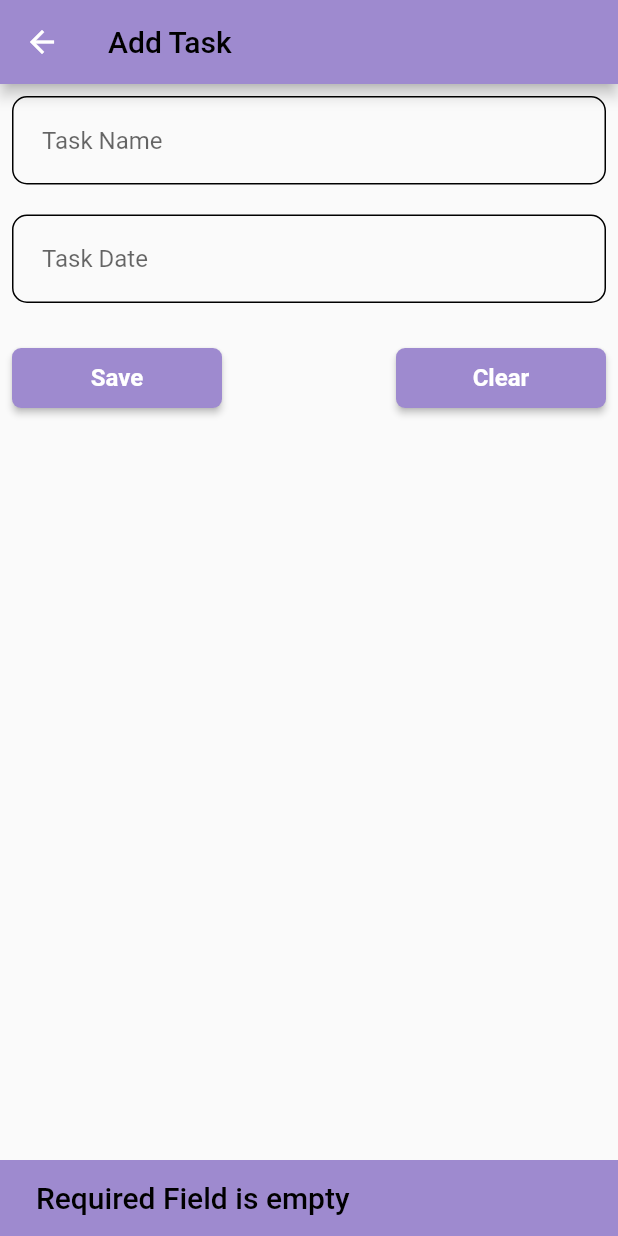
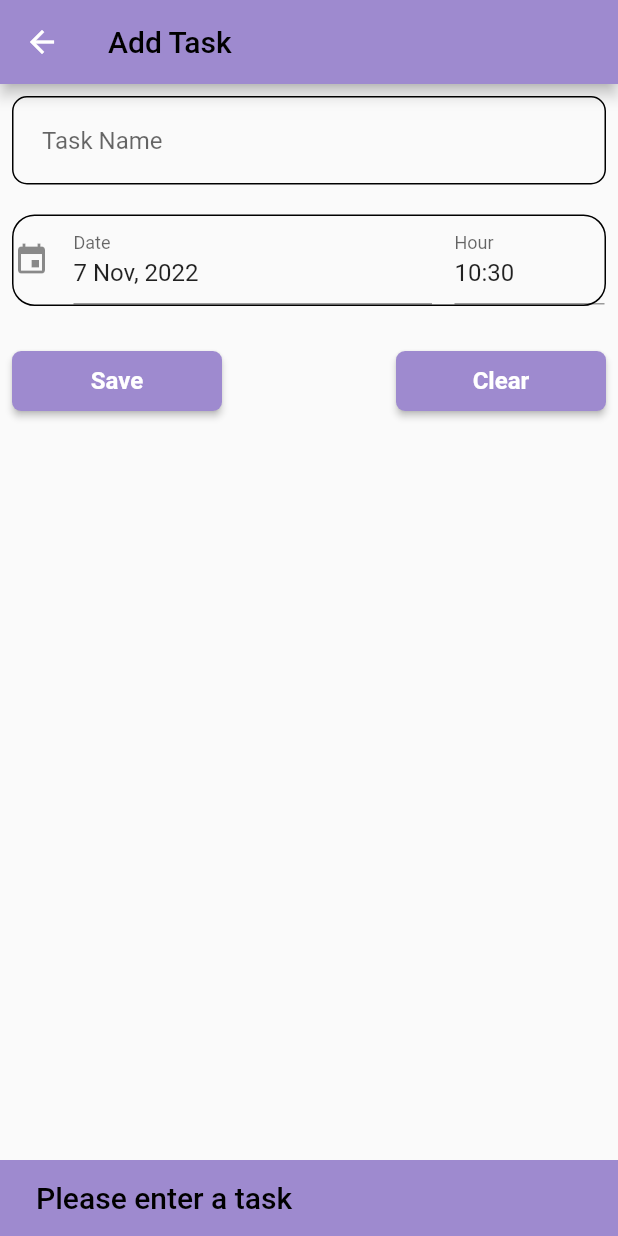
Before and after one commit to 9745108736/almulla_task_clen, a Flutter app: the AddTaskPage screen opened directly, after a tap on "Save", on a phone screen of 412 x 824 dp. Run offline on Flutter 3.47's test engine with Material 2 defaults, Android fonts, the light colour scheme and no system bars; drawn by our look-alikes of date_time_picker; our stand-ins replace google_fonts, hexcolor, hive, hive_flutter, line_icons, stacked; missing offline and left inert: encrypt; accounts and stored records are empty.

Commit message:
Todo bug fixed

```diff
--- a/lib/features/home/presentation/pages/todo/demo_add_task.dart
+++ b/lib/features/home/presentation/pages/todo/demo_add_task.dart
@@ -1,7 +1,8 @@
 import 'package:alimulla_task/core/utils/colors.dart';
-import 'package:alimulla_task/features/home/presentation/pages/todo/todo.dart';
-import 'package:alimulla_task/features/home/presentation/pages/todo/todo_viewmodel.dart';
+import 'package:alimulla_task/features/home/presentation/pages/todo/model/todo.dart';
+import 'package:alimulla_task/features/home/presentation/pages/todo/model/todo_viewmodel.dart';
 import 'package:alimulla_task/main.dart';
+import 'package:date_time_picker/date_time_picker.dart';
 import 'package:flutter/material.dart';
 import 'package:stacked/stacked.dart';
 
@@ -33,7 +34,9 @@ class _AddTaskPageState extends State<AddTaskPage> {
   Widget _body() {
     return ViewModelBuilder<TodoViewModel>.reactive(
         viewModelBuilder: () => TodoViewModel(),
-        onModelReady: (model) {},
+        onModelReady: (model) {
+        model.defualtDateTime();
+        },
         builder: (context, model, child) {
           return Padding(
             padding: const EdgeInsets.all(8.0),
@@ -43,25 +46,63 @@ class _AddTaskPageState extends State<AddTaskPage> {
                     placeholder: "Task Name",
                     textEditingController: model.taskNameTF),
                 SpaceWidget(height: 20),
-                TextFieldWidget(
-                    placeholder: "Task Date",
-                    textEditingController: model.taskDateTF,
-                    textInputType: TextInputType.datetime),
+                Container(
+                  decoration: BoxDecoration(
+                    border: Border.all(
+                      color: Colors.black,
+                    ),
+                    borderRadius: const BorderRadius.all(Radius.circular(
+                            15.0) //                 <--- border radius here
+                        ),
+                  ),
+                  child: DateTimePicker(
+                    type: DateTimePickerType.dateTimeSeparate,
+                    dateMask: 'd MMM, yyyy',
+                    initialValue: DateTime.now().toString(),
+                    firstDate: DateTime(2000),
+                    lastDate: DateTime(2100),
+                    icon: Icon(Icons.event),
+                    dateLabelText: 'Date',
+                    timeLabelText: "Hour",
+                    selectableDayPredicate: (date) {
+                      // Disable weekend days to select from the calendar
+                      if (date.weekday == 6 || date.weekday == 7) {
+                        return false;
+                      }
+                      return true;
+                    },
+                    onChanged: (val) {
+                      model.selectedDateTime = val;
+                      print(
+                          "model.selectedDateTime - ${model.selectedDateTime}");
+                    },
+                    validator: (val) {
+                      print(val);
+                      return null;
+                    },
+                    onSaved: (val) {
+                      model.selectedDateTime = val;
+                      print(
+                          "model.selectedDateTime - ${model.selectedDateTime}");
+                    },
+                  ),
+                ),
                 SpaceWidget(height: 30),
                 Row(
                   mainAxisAlignment: MainAxisAlignment.spaceBetween,
                   children: [
                     CustomButton("Save", onPressed: () async {
+                      print("asdjlksjf - ${model.selectedDateTime}");
                       if (model.taskNameTF.text.isNotEmpty &&
-                          model.taskDateTF.text.isNotEmpty) {
+                          model.selectedDateTime != "") {
                         await box!.put(
                             DateTime.now().toString(),
                             Books(
-                                todo_date: model.taskDateTF.text,
+                                todo_date: model.selectedDateTime,
                                 todo_task_name: model.taskNameTF.text));
                         Navigator.pop(context);
                       } else {
-                        SCSnackBar.show(context, "Required Field is empty");
+                        SCSnackBar.show(context, "Please enter a task");
                       }
                     }),
                     CustomButton("Clear", onPressed: () {
--- /dev/null
+++ b/lib/features/home/presentation/pages/todo/model/todo_viewmodel.dart
@@ -0,0 +1,15 @@
+import 'package:flutter/material.dart';
+import 'package:stacked/stacked.dart';
+import 'package:intl/intl.dart';
+
+class TodoViewModel extends BaseViewModel {
+  final taskNameTF = TextEditingController();
+  final taskDateTF = TextEditingController();
+  String? selectedDateTime = "";
+
+  defualtDateTime() {
+    DateTime now = DateTime.now();
+    String formattedDate = DateFormat('dd/MM/yy kk:mm').format(now);
+    selectedDateTime = formattedDate;
+  }
+}
--- a/lib/main.dart
+++ b/lib/main.dart
@@ -3,7 +3,7 @@ import 'package:hive_flutter/adapters.dart';
 
 import 'features/home/presentation/pages/encrypt/encrypt_test.dart';
 import 'features/home/presentation/pages/landing/demo_landing.dart';
-import 'features/home/presentation/pages/todo/todo.dart';
+import 'features/home/presentation/pages/todo/model/todo.dart';
 import 'package:hive/hive.dart';
 import 'package:hive_flutter/hive_flutter.dart';
 
--- a/pubspec.yaml
+++ b/pubspec.yaml
@@ -45,6 +45,8 @@ dependencies:
   path_provider: ^2.0.11
   stacked_services: ^0.9.8
   encrypt: ^5.0.1
+  google_sign_in: ^5.4.2
+  date_time_picker: ^2.1.0
 
 
 dev_dependencies:
```
Also changed, not shown: lib/features/home/presentation/pages/todo/demo_todo.dart (+5 -7 lines), lib/features/home/presentation/pages/todo/todo_viewmodel.dart (deleted, +0 -8 lines), lib/features/home/presentation/pages/todo/model/todo.dart (renamed from lib/features/home/presentation/pages/todo/todo.dart), lib/features/home/presentation/pages/todo/model/todo.g.dart (renamed from lib/features/home/presentation/pages/todo/todo.g.dart), pubspec.lock, 6 other files.
